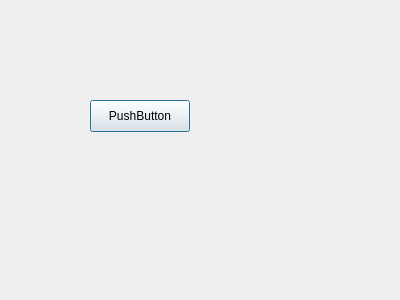
Molara-Lab/Molara, file src/molara/gui/mos_dialog.ui: the form before one commit.
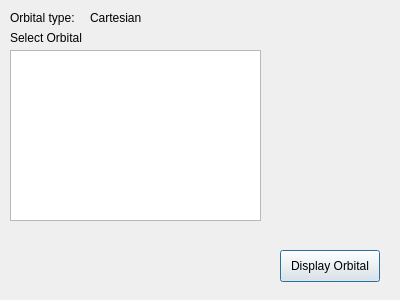
The form after the commit.

Commit message: Improve Mo dialog

Patch:
```diff
--- a/src/molara/gui/mos_dialog.ui
+++ b/src/molara/gui/mos_dialog.ui
@@ -16,14 +16,63 @@
   <widget class="QPushButton" name="pushButton">
    <property name="geometry">
     <rect>
-     <x>90</x>
-     <y>100</y>
+     <x>280</x>
+     <y>250</y>
      <width>100</width>
      <height>32</height>
     </rect>
    </property>
    <property name="text">
-    <string>PushButton</string>
+    <string>Display Orbital</string>
+   </property>
+  </widget>
+  <widget class="QLabel" name="label">
+   <property name="geometry">
+    <rect>
+     <x>10</x>
+     <y>10</y>
+     <width>81</width>
+     <height>16</height>
+    </rect>
+   </property>
+   <property name="text">
+    <string>Orbital type:</string>
+   </property>
+  </widget>
+  <widget class="QLabel" name="label_2">
+   <property name="geometry">
+    <rect>
+     <x>90</x>
+     <y>10</y>
+     <width>131</width>
+     <height>16</height>
+    </rect>
+   </property>
+   <property name="text">
+    <string>Cartesian</string>
+   </property>
+  </widget>
+  <widget class="QLabel" name="label_3">
+   <property name="geometry">
+    <rect>
+     <x>10</x>
+     <y>30</y>
+     <width>91</width>
+     <height>16</height>
+    </rect>
+   </property>
+   <property name="text">
+    <string>Select Orbital</string>
+   </property>
+  </widget>
+  <widget class="QTableWidget" name="orbitalSelector">
+   <property name="geometry">
+    <rect>
+     <x>10</x>
+     <y>50</y>
+     <width>251</width>
+     <height>171</height>
+    </rect>
    </property>
   </widget>
  </widget>
```
Left out of the diff: 2 changed lines with no effect on the pictures. The commit also changes 3 other files.
